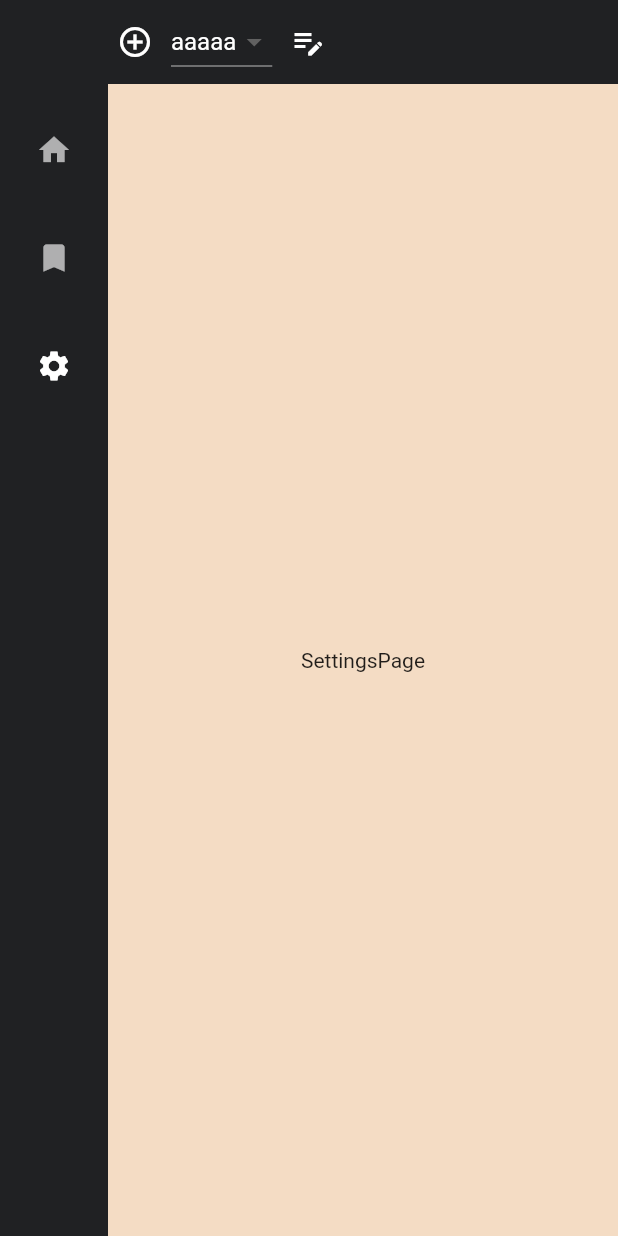
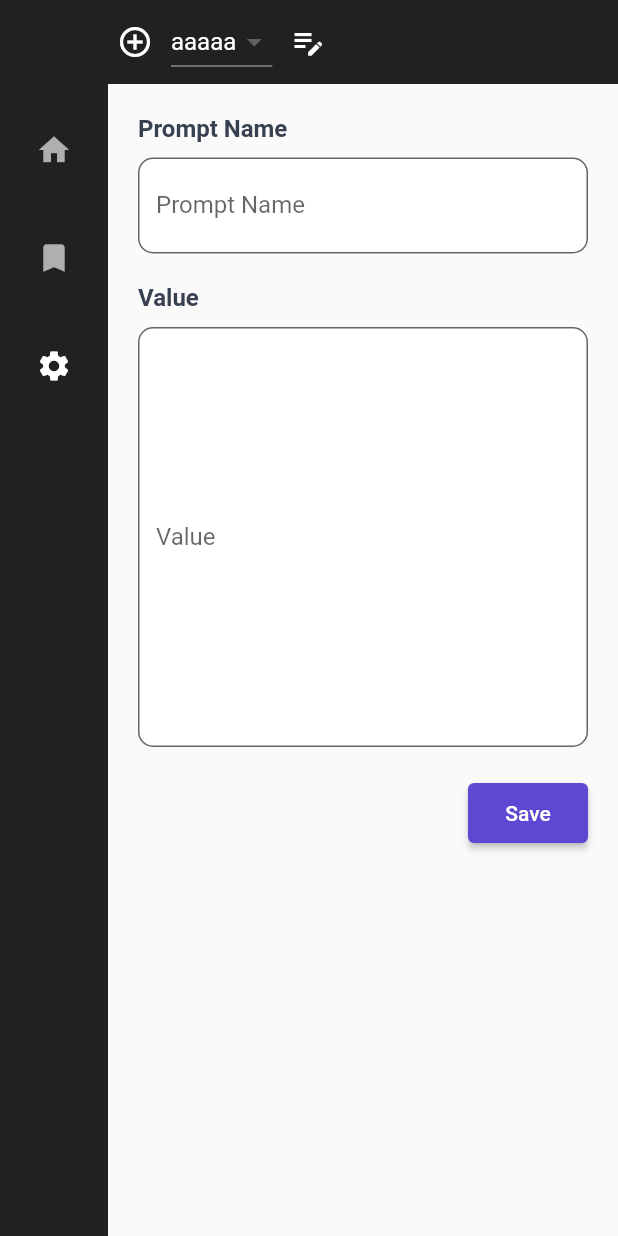
Before and after one commit to webcyou-org/GPT-prompt-manager, a Flutter app: the screen it shows after launch, after a tap on "Prompt", after a tap on "Settings", on a phone screen of 412 x 824 dp. Run offline on Flutter 3.47's test engine with Material 2 defaults, Android fonts, the phone set to English and light mode, and no system bars; our stand-ins replace flutter_riverpod.

Commit message:
feat: 🎸 create all screen

```diff
--- /dev/null
+++ b/lib/component/prompt_list.dart
@@ -0,0 +1,24 @@
+import 'package:flutter/material.dart';
+
+class PromptList extends StatefulWidget {
+  final ValueChanged<String>? onChanged;
+
+  const PromptList({Key? key, this.onChanged}) : super(key: key);
+
+  @override
+  PromptListState createState() => PromptListState();
+}
+
+class PromptListState extends State<PromptList> {
+  @override
+  Widget build(BuildContext context) {
+    return ListView.builder(
+      shrinkWrap: true,
+      primary: false,
+      itemCount: 30,
+      itemBuilder: (context, index) => ListTile(
+        title: Text("custom prompt ${index + 1}"),
+      ),
+    );
+  }
+}
--- a/lib/main.dart
+++ b/lib/main.dart
@@ -1,4 +1,5 @@
 import 'package:flutter/material.dart';
+import 'package:flutter_riverpod/flutter_riverpod.dart';
 import 'prompt_manager.dart';
 
 void main() {
--- a/lib/screen/home.dart
+++ b/lib/screen/home.dart
@@ -1,5 +1,6 @@
 import 'package:flutter/material.dart';
 import '../component/message_list.dart';
+import '../utils/const.dart';
 
 class Home extends StatefulWidget {
   const Home({Key? key}) : super(key: key);
@@ -29,10 +30,9 @@ class HomeState extends State<Home> {
           Positioned(
             left: 80,
             bottom: 30,
-            height: 45,
+            // height: 45,
             child: Container(
-                // padding: const EdgeInsets.all(12.0),
-                // height: 70,
+                // height: null,
                 decoration: BoxDecoration(
                   borderRadius: BorderRadius.circular(10),
                   boxShadow: const [
@@ -48,32 +48,21 @@ class HomeState extends State<Home> {
                 child: SizedBox(
                     width: size.width * 0.8 - 40,
                     child: TextFormField(
+                      keyboardType: TextInputType.multiline,
+                      maxLines: 6,
+                      minLines: 1,
                       decoration: InputDecoration(
-                        // contentPadding: EdgeInsets.all(30),
                         suffixIcon: const Icon(Icons.send),
                         border: inputBorder(),
                         labelText: 'Send message.',
                         fillColor: Colors.white,
                         filled: true,
                       ),
-                      style: const TextStyle(
-                        fontSize: 16,
-                        height: 1.5,
-                        color: Colors.black,
-                      ),
+                      style: inputTextStyle(),
                     ))),
           )
         ],
       ),
     );
   }
-
-  OutlineInputBorder inputBorder() {
-    return const OutlineInputBorder(
-        borderRadius: BorderRadius.all(Radius.circular(10)),
-        borderSide: BorderSide(
-          color: Color(0xffD6D6D6),
-          width: 1,
-        ));
-  }
 }
--- a/lib/screen/prompt.dart
+++ b/lib/screen/prompt.dart
@@ -1,4 +1,5 @@
 import 'package:flutter/material.dart';
+import '../component/prompt_list.dart';
 
 class Prompt extends StatefulWidget {
   const Prompt({Key? key}) : super(key: key);
@@ -13,11 +14,36 @@ class PromptState extends State<Prompt> {
   @override
   Widget build(BuildContext context) {
     return Expanded(
-      child: ColoredBox(
-        color: const Color.fromARGB(55, 222, 110, 0)!,
-        child: const Center(
-          child: Text('PromptPage'),
-        ),
+      child: Column(
+        children: [
+          Padding(
+              padding: const EdgeInsets.only(top: 20.0, right: 20),
+              child: Align(
+                  alignment: Alignment.centerRight,
+                  child: ElevatedButton.icon(
+                    icon: const Icon(
+                      Icons.add,
+                      color: Colors.white,
+                      size: 16,
+                    ),
+                    label: const Text('New'),
+                    style: ElevatedButton.styleFrom(
+                      minimumSize: const Size(80, 40),
+                      backgroundColor: const Color(0xFF5E47D2),
+                      foregroundColor: Colors.white,
+                    ),
+                    onPressed: () {},
+                  ))),
+          Expanded(
+              child: SingleChildScrollView(
+                  child: Padding(
+                      padding: const EdgeInsets.only(bottom: 20),
+                      child: Column(
+                        children: const [
+                          PromptList(),
+                        ],
+                      )))),
+        ],
       ),
     );
   }
--- a/lib/screen/settings.dart
+++ b/lib/screen/settings.dart
@@ -1,4 +1,5 @@
 import 'package:flutter/material.dart';
+import '../utils/const.dart';
 
 class Settings extends StatefulWidget {
   const Settings({Key? key}) : super(key: key);
@@ -13,12 +14,51 @@ class SettingsState extends State<Settings> {
   @override
   Widget build(BuildContext context) {
     return Expanded(
-      child: ColoredBox(
-        color: const Color.fromARGB(55, 222, 110, 0)!,
-        child: const Center(
-          child: Text('SettingsPage'),
-        ),
-      ),
+      child: Padding(
+          padding: const EdgeInsets.all(20.0),
+          child:
+              Column(crossAxisAlignment: CrossAxisAlignment.start, children: [
+            Padding(
+                padding: const EdgeInsets.only(bottom: 10.0),
+                child: titleText('Prompt Name')),
+            Container(
+                decoration: BoxDecoration(
+                  borderRadius: BorderRadius.circular(10),
+                ),
+                child: SizedBox(
+                    child: TextFormField(
+                  decoration: inputDecoration('Prompt Name'),
+                  style: inputTextStyle(),
+                ))),
+            Padding(
+                padding: const EdgeInsets.only(top: 20, bottom: 10),
+                child: titleText('Value')),
+            Container(
+                decoration: BoxDecoration(
+                  borderRadius: BorderRadius.circular(10),
+                ),
+                child: SizedBox(
+                    child: TextFormField(
+                  keyboardType: TextInputType.multiline,
+                  maxLines: 20,
+                  minLines: 10,
+                  decoration: inputDecoration('Value'),
+                  style: inputTextStyle(),
+                ))),
+            Padding(
+                padding: const EdgeInsets.only(top: 20),
+                child: Align(
+                    alignment: Alignment.centerRight,
+                    child: ElevatedButton(
+                      style: ElevatedButton.styleFrom(
+                        minimumSize: const Size(80, 40),
+                        backgroundColor: const Color(0xFF5E47D2),
+                        foregroundColor: Colors.white,
+                      ),
+                      onPressed: () {},
+                      child: const Text('Save'),
+                    ))),
+          ])),
     );
   }
 }
--- a/lib/utils/const.dart
+++ b/lib/utils/const.dart
@@ -1,2 +1,40 @@
+import 'package:flutter/material.dart';
+
 const chatGPTEndpoint = 'https://api.openai.com/v1/completions';
 const chatGPTModel = "text-davinci-003";
+
+OutlineInputBorder inputBorder() {
+  return const OutlineInputBorder(
+      borderRadius: BorderRadius.all(Radius.circular(10)),
+      borderSide: BorderSide(
+        color: Color(0xffD6D6D6),
+        width: 1,
+      ));
+}
+
+InputDecoration inputDecoration(label) {
+  return InputDecoration(
+    border: inputBorder(),
+    labelText: '$label',
+    fillColor: Colors.white,
+    filled: true,
+  );
+}
+
+TextStyle inputTextStyle() {
+  return const TextStyle(
+    fontSize: 16,
+    height: 1.5,
+    color: Colors.black,
+  );
+}
+
+Text titleText(text) {
+  return Text('$text',
+      textAlign: TextAlign.left,
+      style: const TextStyle(
+        fontSize: 16,
+        color: Color(0xFF374151),
+        fontWeight: FontWeight.bold,
+      ));
+}
--- a/pubspec.yaml
+++ b/pubspec.yaml
@@ -11,6 +11,7 @@ dependencies:
     sdk: flutter
   cupertino_icons: ^1.0.2
   http: ^0.13.6
+  flutter_riverpod: ^2.3.6
 
 dev_dependencies:
   flutter_test:
```
Also changed, not shown: pubspec.lock.
